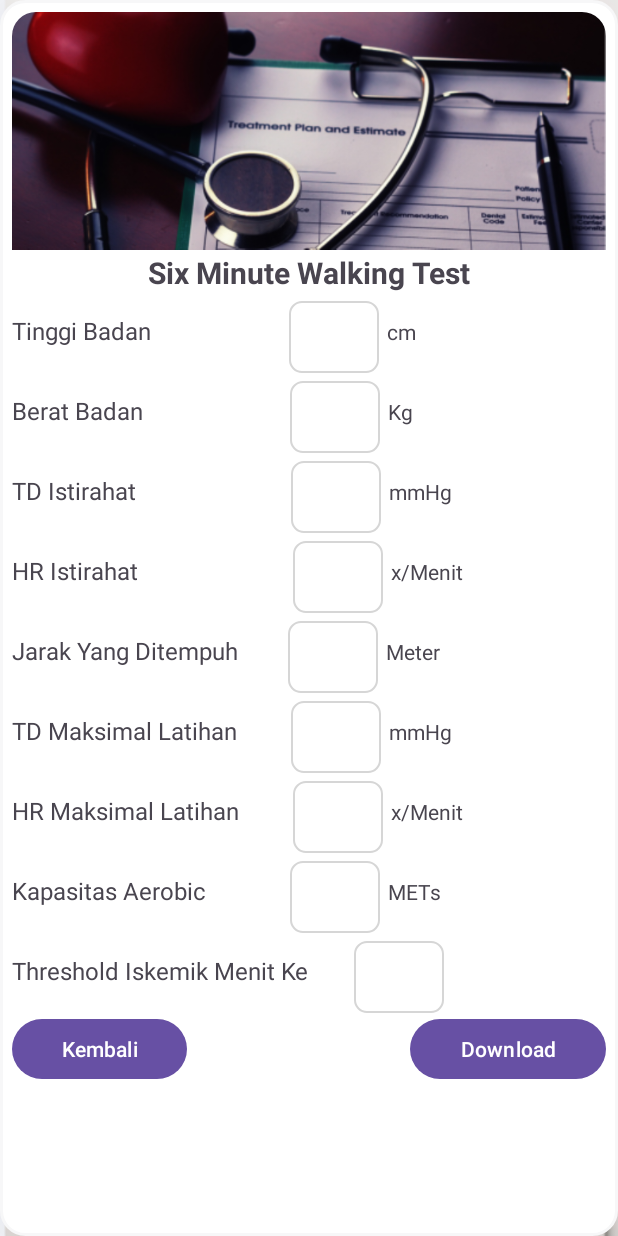
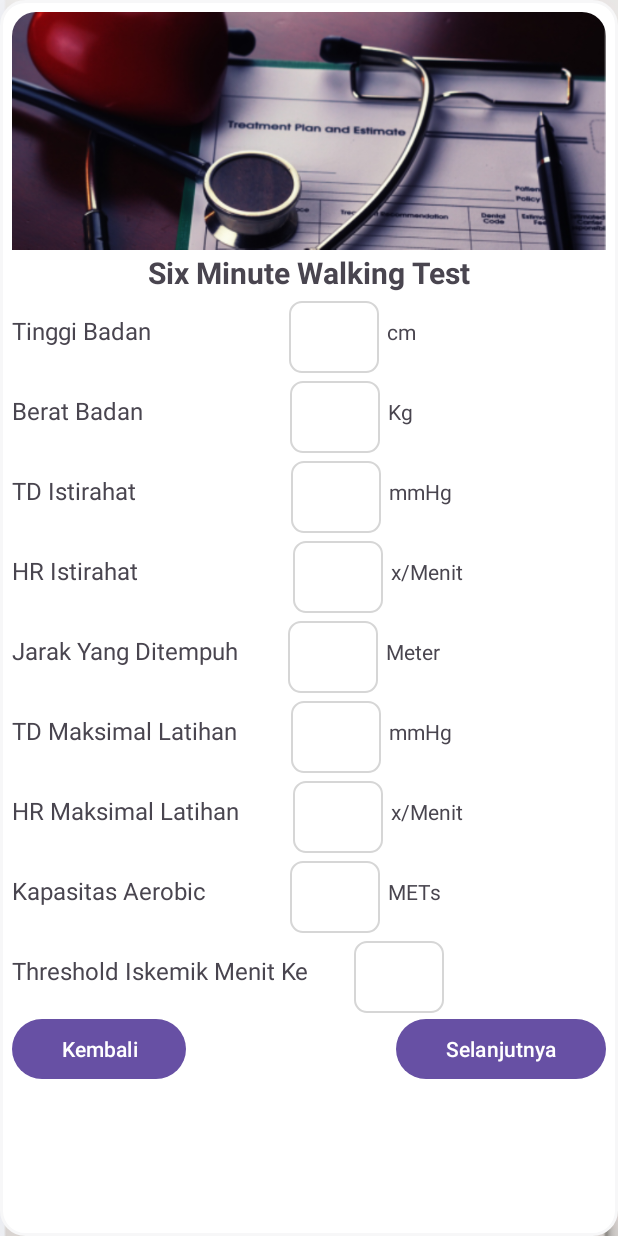
Before and after one commit to azis552/Apk_Tekanan_jantung, an Android app: the SixMinuteWalkingTest screen opened directly, with no data from a screen before it, on a phone screen of 412 x 824 dp. Run offline under Robolectric (Android 15) with nearby library versions, the phone set to English and light mode, and no system bars.

Commit message:
rumus six

```diff
--- a/app/src/main/res/layout/activity_six_minute_walking_test.xml
+++ b/app/src/main/res/layout/activity_six_minute_walking_test.xml
@@ -33,6 +33,7 @@
             android:text="Six Minute Walking Test"
             android:textSize="20sp"
             android:textStyle="bold" />
+
         <LinearLayout
             android:layout_width="match_parent"
             android:layout_height="wrap_content"
@@ -51,6 +52,7 @@
                 android:background="@drawable/input_background"
                 android:paddingStart="8dp"
                 android:inputType="number"
+                android:id="@+id/ed_tinggibadan"
                 android:layout_marginTop="5dp"/>
             <TextView
                 android:layout_width="wrap_content"
@@ -74,6 +76,7 @@
                 android:textSize="20sp"
                 android:minHeight="48dp"
                 android:background="@drawable/input_background"
+                android:id="@+id/ed_beratbadan"
                 android:paddingStart="8dp"
                 android:inputType="number"
                 android:layout_marginTop="5dp"/>
@@ -99,6 +102,7 @@
                 android:textSize="20sp"
                 android:minHeight="48dp"
                 android:inputType="number"
+                android:id="@+id/ed_tdistirahat"
                 android:background="@drawable/input_background"
                 android:paddingStart="8dp"
                 android:layout_marginTop="5dp"/>
@@ -125,6 +129,7 @@
                 android:minHeight="48dp"
                 android:background="@drawable/input_background"
                 android:paddingStart="8dp"
+                android:id="@+id/ed_hristirahat"
                 android:inputType="number"
                 android:layout_marginTop="5dp"/>
             <TextView
@@ -148,6 +153,7 @@
                 android:layout_marginLeft="33dp"
                 android:textSize="20sp"
                 android:minHeight="48dp"
+                android:id="@+id/ed_jaraktempuh"
                 android:background="@drawable/input_background"
                 android:paddingStart="8dp"
                 android:inputType="number"
@@ -176,6 +182,7 @@
                 android:background="@drawable/input_background"
                 android:paddingStart="8dp"
                 android:focusableInTouchMode="true"
+                android:id="@+id/ed_tdmaksimallatihan"
                 android:inputType="number"
                 android:layout_marginTop="5dp"/>
             <TextView
@@ -203,6 +210,7 @@
                 android:focusableInTouchMode="true"
                 android:paddingStart="8dp"
                 android:inputType="number"
+                android:id="@+id/ed_hrmaksimallatihan"
                 android:layout_marginTop="5dp"/>
             <TextView
                 android:layout_width="wrap_content"
@@ -227,6 +235,7 @@
                 android:minHeight="48dp"
                 android:focusableInTouchMode="true"
                 android:background="@drawable/input_background"
+                android:id="@+id/ed_kapasitasaerobic"
                 android:paddingStart="8dp"
                 android:inputType="number"
                 android:layout_marginTop="5dp"/>
@@ -253,6 +262,7 @@
                 android:minHeight="48dp"
                 android:focusableInTouchMode="true"
                 android:background="@drawable/input_background"
+                android:id="@+id/ed_thresholdiskemik"
                 android:paddingStart="8dp"
                 android:inputType="number"
                 android:layout_marginTop="5dp"/>
@@ -268,6 +278,7 @@
             <Button
                 android:layout_width="wrap_content"
                 android:layout_height="wrap_content"
+                android:id="@+id/btn_kembali"
                 android:layout_weight="1"
                 android:text="Kembali" />
 
@@ -281,8 +292,9 @@
             <Button
                 android:layout_width="wrap_content"
                 android:layout_height="wrap_content"
+                android:id="@+id/btn_selanjutnya"
                 android:layout_weight="1"
-                android:text="Download" />
+                android:text="Selanjutnya" />
         </LinearLayout>
 
 
```
Also changed, not shown: app/src/main/java/com/example/lintunggalih/SixMinuteWalkingTest.kt (+125 -2 lines).
